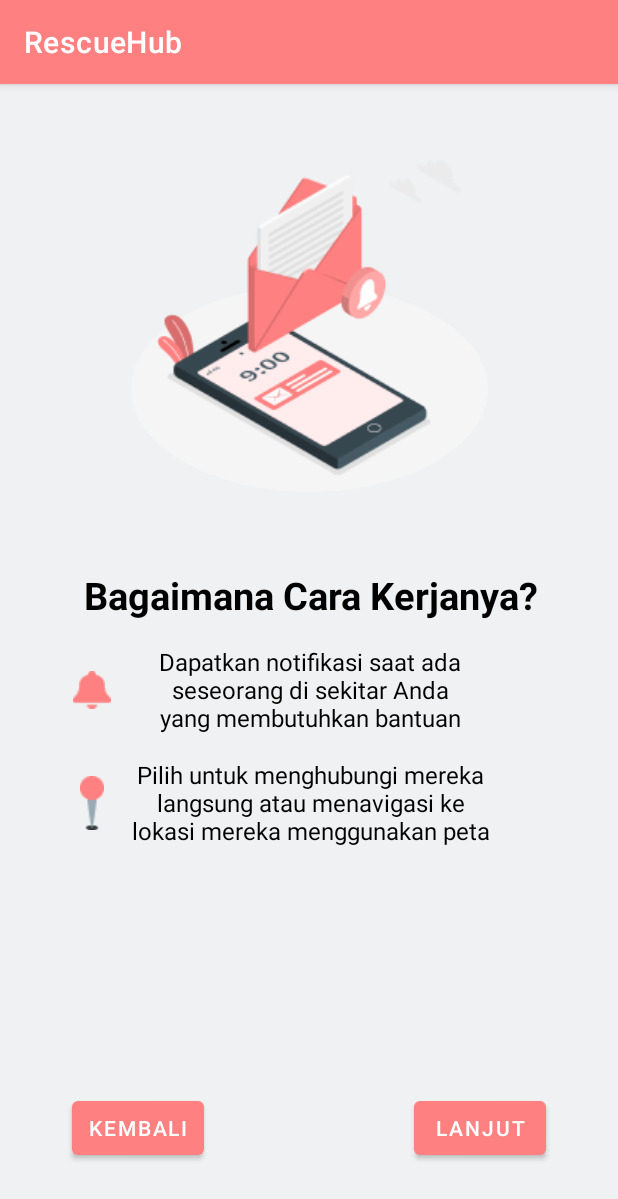
After one commit to JonathanAlzndr/RescueHub, an Android app: the fragment SecondOnboardingFragment shown on its own in the app's theme, on a phone screen of 412 x 824 dp. The commit adds this screen. Shown: the top 1199 px of the screen. Run offline under Robolectric (Android 15) with nearby library versions, the phone set to English and light mode, and no system bars.

Commit message:
slicing onboarding pages

```diff
--- /dev/null
+++ b/app/src/main/java/com/example/rescuehub/ui/unboarding/SecondOnboardingFragment.kt
@@ -0,0 +1,21 @@
+package com.example.rescuehub.ui.unboarding
+
+import android.os.Bundle
+import android.view.LayoutInflater
+import android.view.View
+import android.view.ViewGroup
+import androidx.fragment.app.Fragment
+import com.example.rescuehub.R
+
+
+class SecondOnboardingFragment : Fragment() {
+
+    override fun onCreateView(
+        inflater: LayoutInflater, container: ViewGroup?,
+        savedInstanceState: Bundle?
+    ): View? {
+        // Inflate the layout for this fragment
+        return inflater.inflate(R.layout.fragment_second_onboarding, container, false)
+    }
+
+}
--- /dev/null
+++ b/app/src/main/res/layout/fragment_second_onboarding.xml
@@ -0,0 +1,109 @@
+<?xml version="1.0" encoding="utf-8"?>
+<FrameLayout xmlns:android="http://schemas.android.com/apk/res/android"
+    xmlns:app="http://schemas.android.com/apk/res-auto"
+    xmlns:tools="http://schemas.android.com/tools"
+    android:layout_width="match_parent"
+    android:layout_height="match_parent"
+    android:background="@color/gray"
+    android:padding="16dp"
+    tools:context=".ui.unboarding.SecondOnboardingFragment">
+
+    <androidx.constraintlayout.widget.ConstraintLayout
+        android:layout_width="match_parent"
+        android:layout_height="match_parent">
+
+        <ImageView
+            android:id="@+id/iv_welcome"
+            android:layout_width="wrap_content"
+            android:layout_height="wrap_content"
+            android:layout_marginVertical="8dp"
+            android:src="@drawable/onboard_2"
+            app:layout_constraintEnd_toEndOf="parent"
+            app:layout_constraintStart_toStartOf="parent"
+            app:layout_constraintTop_toTopOf="parent" />
+
+        <TextView
+            android:id="@+id/tv_onboard2"
+            android:layout_width="wrap_content"
+            android:layout_height="wrap_content"
+            android:layout_marginVertical="32dp"
+            android:text="@string/bagaimana_cara_kerjanya"
+            android:textAlignment="center"
+            android:textColor="@color/black"
+            android:textSize="25sp"
+            android:textStyle="bold"
+            app:layout_constraintEnd_toEndOf="@id/iv_welcome"
+            app:layout_constraintStart_toStartOf="@id/iv_welcome"
+            app:layout_constraintTop_toBottomOf="@id/iv_welcome" />
+
+        <ImageView
+            android:id="@+id/iv_notification_icon"
+            android:layout_width="wrap_content"
+            android:layout_height="wrap_content"
+            android:src="@drawable/notification_icon"
+            app:layout_constraintBottom_toBottomOf="@id/tv_onboard_desc_2"
+            app:layout_constraintEnd_toStartOf="@id/tv_onboard_desc_2"
+            app:layout_constraintStart_toStartOf="parent"
+            app:layout_constraintTop_toTopOf="@id/tv_onboard_desc_2" />
+
+        <ImageView
+            android:id="@+id/iv_location_icon"
+            android:layout_width="wrap_content"
+            android:layout_height="wrap_content"
+            android:src="@drawable/location_icon"
+            app:layout_constraintBottom_toBottomOf="@id/tv_onboard_desc_2_2"
+            app:layout_constraintEnd_toEndOf="@id/iv_notification_icon"
+            app:layout_constraintStart_toStartOf="@id/iv_notification_icon"
+            app:layout_constraintTop_toTopOf="@id/tv_onboard_desc_2_2" />
+
+        <TextView
+            android:id="@+id/tv_onboard_desc_2"
+            android:layout_width="wrap_content"
+            android:layout_height="wrap_content"
+            android:layout_marginVertical="16dp"
+            android:text="@string/tv_onboard_2_desc"
+            android:textAlignment="center"
+            android:textColor="@color/black"
+            android:textSize="16sp"
+            android:textStyle="normal"
+            app:layout_constraintEnd_toEndOf="@id/tv_onboard2"
+            app:layout_constraintStart_toStartOf="@id/tv_onboard2"
+            app:layout_constraintTop_toBottomOf="@id/tv_onboard2" />
+
+        <TextView
+            android:id="@+id/tv_onboard_desc_2_2"
+            android:layout_width="wrap_content"
+            android:layout_height="wrap_content"
+            android:layout_marginVertical="16dp"
+            android:text="@string/tv_onboard_2_desc_2"
+            android:textAlignment="center"
+            android:textColor="@color/black"
+            android:textSize="16sp"
+            android:textStyle="normal"
+            app:layout_constraintEnd_toEndOf="@id/tv_onboard2"
+            app:layout_constraintStart_toStartOf="@id/tv_onboard2"
+            app:layout_constraintTop_toBottomOf="@id/tv_onboard_desc_2" />
+
+        <Button
+            android:id="@+id/btn_next"
+            android:layout_width="wrap_content"
+            android:layout_height="wrap_content"
+            android:layout_margin="32dp"
+            android:padding="8dp"
+            android:text="@string/Lanjut"
+            app:layout_constraintBottom_toBottomOf="parent"
+            app:layout_constraintEnd_toEndOf="parent" />
+
+        <Button
+            android:id="@+id/btn_back"
+            android:layout_width="wrap_content"
+            android:layout_height="wrap_content"
+            android:layout_margin="32dp"
+            android:padding="8dp"
+            android:text="@string/kembali"
+            app:layout_constraintBottom_toBottomOf="parent"
+            app:layout_constraintStart_toStartOf="parent" />
+
+
+    </androidx.constraintlayout.widget.ConstraintLayout>
+</FrameLayout>
--- a/app/src/main/res/values-night/themes.xml
+++ b/app/src/main/res/values-night/themes.xml
@@ -2,7 +2,7 @@
     <!-- Base application theme. -->
     <style name="Theme.RescueHub" parent="Theme.MaterialComponents.DayNight.DarkActionBar">
         <!-- Primary brand color. -->
-        <item name="colorPrimary">@color/purple_200</item>
+        <item name="colorPrimary">@color/pink</item>
         <item name="colorPrimaryVariant">@color/purple_700</item>
         <item name="colorOnPrimary">@color/black</item>
         <!-- Secondary brand color. -->
--- a/app/src/main/res/values/colors.xml
+++ b/app/src/main/res/values/colors.xml
@@ -7,4 +7,6 @@
     <color name="teal_700">#FF018786</color>
     <color name="black">#FF000000</color>
     <color name="white">#FFFFFFFF</color>
+    <color name="pink">#FF8080</color>
+    <color name="gray">#EFF1F2</color>
 </resources>
--- a/app/src/main/res/values/strings.xml
+++ b/app/src/main/res/values/strings.xml
@@ -3,4 +3,17 @@
     <string name="title_home">Home</string>
     <string name="title_dashboard">Dashboard</string>
     <string name="title_notifications">Notifications</string>
+    <!-- TODO: Remove or change this placeholder text -->
+    <string name="hello_blank_fragment">Hello blank fragment</string>
+    <string name="welcome_text">Selamat Datang di RescueHub</string>
+    <string name="tv_onboard_desc">Bergabunglah dengan komunitas kami\nuntuk memberikan bantuan darurat kepada\nmereka yang membutuhkan di sekitar Anda</string>
+    <string name="Lanjut">lanjut</string>
+    <string name="bagaimana_cara_kerjanya">Bagaimana Cara Kerjanya?</string>
+    <string name="tv_onboard_2_desc">Dapatkan notifikasi saat ada\nseseorang di sekitar Anda\nyang membutuhkan bantuan</string>
+    <string name="tv_onboard_2_desc_2">Pilih untuk menghubungi mereka\nlangsung atau menavigasi ke\nlokasi mereka menggunakan peta</string>
+    <string name="kembali">Kembali</string>
+    <string name="ayo_mulai">Ayo Mulai!</string>
+    <string name="tv_onboard_3_desc">Aktifkan notifikasi untuk menerima\npemberitahuan real-time tentang\npermintaan bantuan baru di area Anda</string>
+    <string name="tv_onboard_desc_3_2">Respons cepat Anda bisa membuat perbedaan</string>
+    <string name="mulai">Mulai</string>
 </resources>
--- a/app/src/main/res/values/themes.xml
+++ b/app/src/main/res/values/themes.xml
@@ -2,7 +2,7 @@
     <!-- Base application theme. -->
     <style name="Theme.RescueHub" parent="Theme.MaterialComponents.DayNight.DarkActionBar">
         <!-- Primary brand color. -->
-        <item name="colorPrimary">@color/purple_500</item>
+        <item name="colorPrimary">@color/pink</item>
         <item name="colorPrimaryVariant">@color/purple_700</item>
         <item name="colorOnPrimary">@color/white</item>
         <!-- Secondary brand color. -->
```
Also changed, not shown: app/src/main/java/com/example/rescuehub/ui/unboarding/FirstOnboardingFragment.kt (added, +19 -0 lines), app/src/main/java/com/example/rescuehub/ui/unboarding/ThirdOnboardingFragment.kt (added, +20 -0 lines), app/src/main/res/layout/fragment_first_onboarding.xml (added, +65 -0 lines), app/src/main/res/layout/fragment_third_onboarding.xml (added, +79 -0 lines), app/src/main/res/drawable/location_icon.png (added), app/src/main/res/drawable/notification_icon.png (added), app/src/main/res/drawable/onboard_1.png (added), app/src/main/res/drawable/onboard_2.png (added), app/src/main/res/drawable/onboard_3.png (added).
